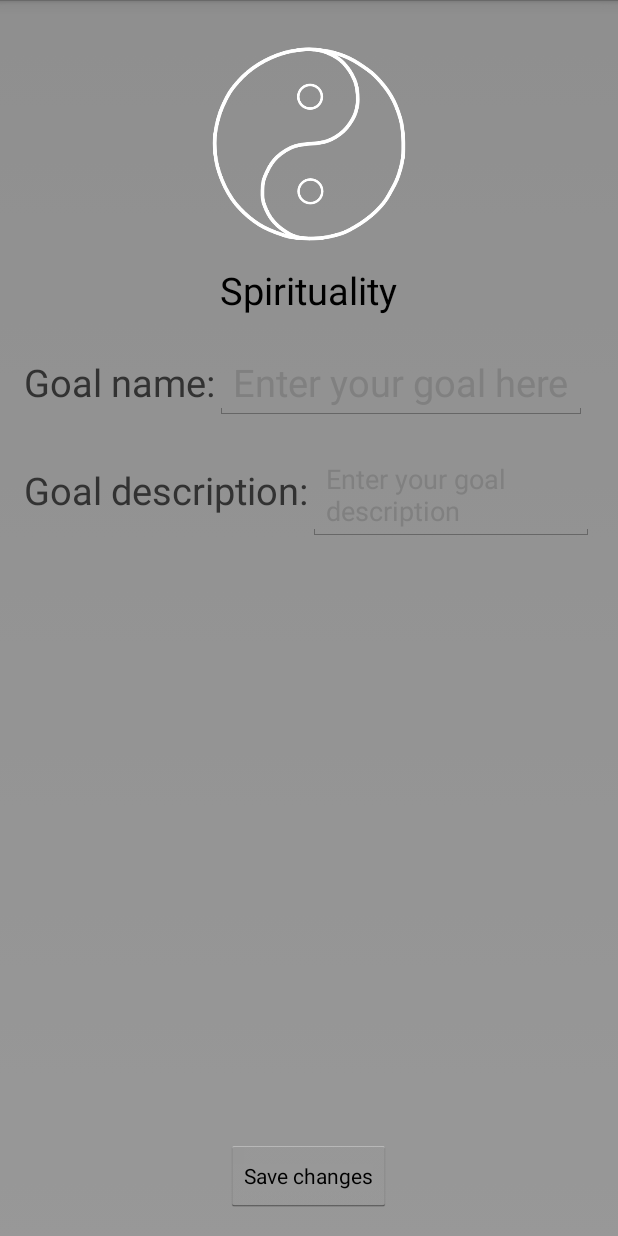
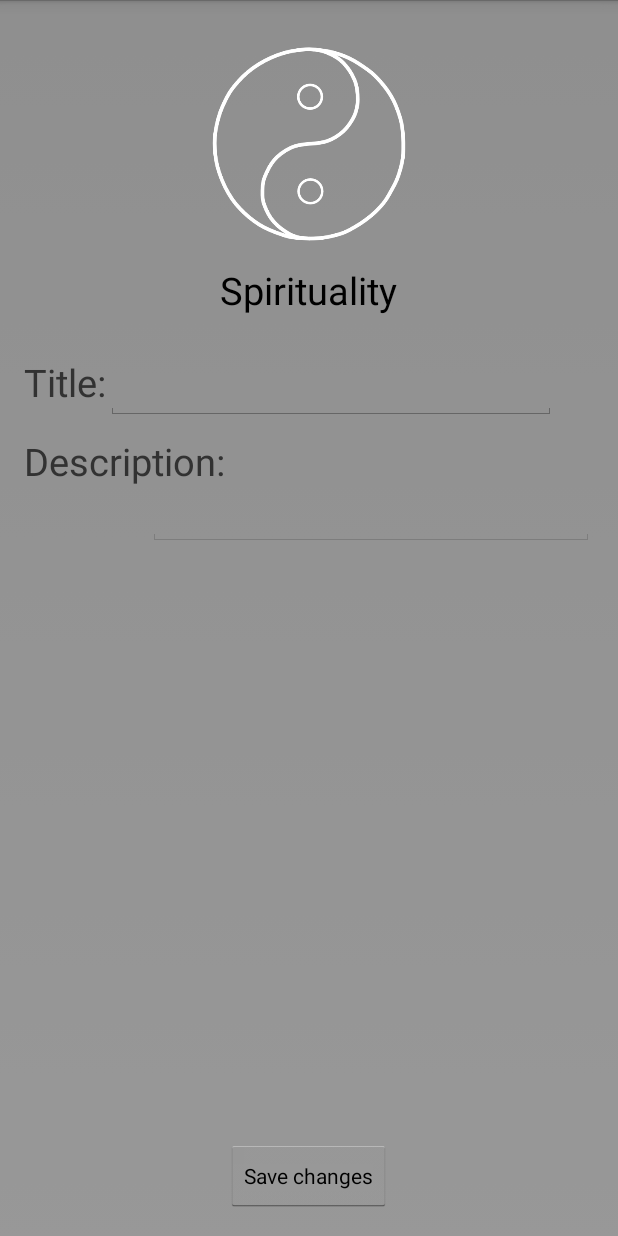
Before and after one commit to bierlingm/Xonfire, an Android app: the LifeGoal screen opened directly, with no data from a screen before it, on a phone screen of 412 x 824 dp. Run offline under Robolectric (Android 15) with nearby library versions, the light colour scheme and no system bars; network calls fail.

Commit message:
Beautified Life Goal & Log Task Activities
- Changed alignments
- Deleted strings for Textedit fields
- Added strings for contentDescription of the Life Goal Options in
activity_log_task.xml

```diff
--- a/app/src/main/res/layout/activity_life_goal.xml
+++ b/app/src/main/res/layout/activity_life_goal.xml
@@ -32,7 +32,11 @@
         android:layout_height="wrap_content"
         android:layout_below="@id/goalName"
         android:paddingTop="20dp"
-        android:orientation="horizontal">
+        android:orientation="horizontal"
+        android:layout_alignRight="@+id/goaldescription_block"
+        android:layout_alignEnd="@+id/goaldescription_block"
+        android:layout_alignParentLeft="true"
+        android:layout_alignParentStart="true">
 
         <TextView
             android:layout_width="wrap_content"
@@ -40,35 +44,12 @@
             android:text="@string/goal_name"
             android:textSize="@dimen/lbl_size"/>
         <EditText
-            android:layout_width="wrap_content"
+            android:layout_width="300dp"
             android:layout_height="wrap_content"
             android:id="@+id/editGoalTitle"
-            android:hint="@string/goal_name_edit"
             android:textIsSelectable="false"
             android:textSize="25sp"
             android:inputType="text" />
-    </LinearLayout>
-    <LinearLayout android:id="@+id/goaldescription_block"
-        android:layout_below="@id/goaltitle_block"
-        android:paddingTop="20dp"
-        android:layout_width="wrap_content"
-        android:layout_height="wrap_content"
-        android:orientation="horizontal"
-        >
-    <TextView
-        android:layout_width="wrap_content"
-        android:layout_height="wrap_content"
-        android:text="@string/goal_desc"
-        android:textSize="@dimen/lbl_size"/>
-
-    <EditText
-        android:layout_width="wrap_content"
-        android:layout_height="wrap_content"
-        android:inputType="textMultiLine"
-        android:ems="10"
-        android:id="@+id/editGoalDescription"
-        android:hint ="@string/goal_desc_edit"/>
-
     </LinearLayout>
 
     <Button
@@ -81,4 +62,35 @@
         android:layout_centerHorizontal="true"
         android:onClick="saveButtonClick"/>
 
+    <RelativeLayout
+        android:layout_width="fill_parent"
+        android:layout_height="fill_parent"
+        android:layout_below="@+id/goaltitle_block"
+        android:id="@+id/goaldescription_block"
+        android:layout_above="@+id/saveButton"
+        android:paddingTop="10dp">
+
+        <TextView
+            android:layout_width="wrap_content"
+            android:layout_height="wrap_content"
+            android:text="@string/goal_desc"
+            android:textSize="@dimen/lbl_size"
+            android:id="@+id/textView" />
+
+        <EditText
+            android:layout_width="297dp"
+            android:layout_height="wrap_content"
+            android:inputType="textMultiLine"
+            android:ems="10"
+            android:id="@+id/editGoalDescription"
+            android:layout_toEndOf="@+id/goaldescription_block"
+            android:layout_below="@+id/textView"
+            android:layout_alignParentRight="true"
+            android:layout_alignParentEnd="false"
+            android:enabled="false"
+            android:layout_alignParentBottom="false"
+            android:layout_alignParentLeft="false"
+            android:layout_alignParentStart="false" />
+    </RelativeLayout>
+
 </RelativeLayout>
--- a/app/src/main/res/values/strings.xml
+++ b/app/src/main/res/values/strings.xml
@@ -14,15 +14,16 @@
     <string name="task_title_edit">Enter task here</string>
     <string name="task_desc">Task description:</string>
     <string name="task_desc_edit">Enter task description here</string>
+    <string name="life_goal_spirituality">Spirituality Life Goal</string>
+    <string name="life_goal_work">Work Life Goal</string>
+    <string name="life_goal_wellbeing">Wellbeing Life Goal</string>
 
     <!--Life goals activity strings-->
     <string name="lifeGoal_Act_Label">Life Goal Activity</string>
     <string name="title_activity_life_goal">Life Goal</string>
     <string name="goal_type">Goal type here</string>
-    <string name="goal_name">Goal name:</string>
-    <string name="goal_name_edit">Enter your goal here</string>
-    <string name="goal_desc">Goal description:</string>
-    <string name="goal_desc_edit">Enter your goal description</string>
+    <string name="goal_name">Title:</string>
+    <string name="goal_desc">Description:</string>
 
     <string name="lbl_save_button">Save changes</string>
 </resources>
```
Also changed, not shown: app/src/main/res/layout/activity_log_task.xml (+64 -53 lines).
